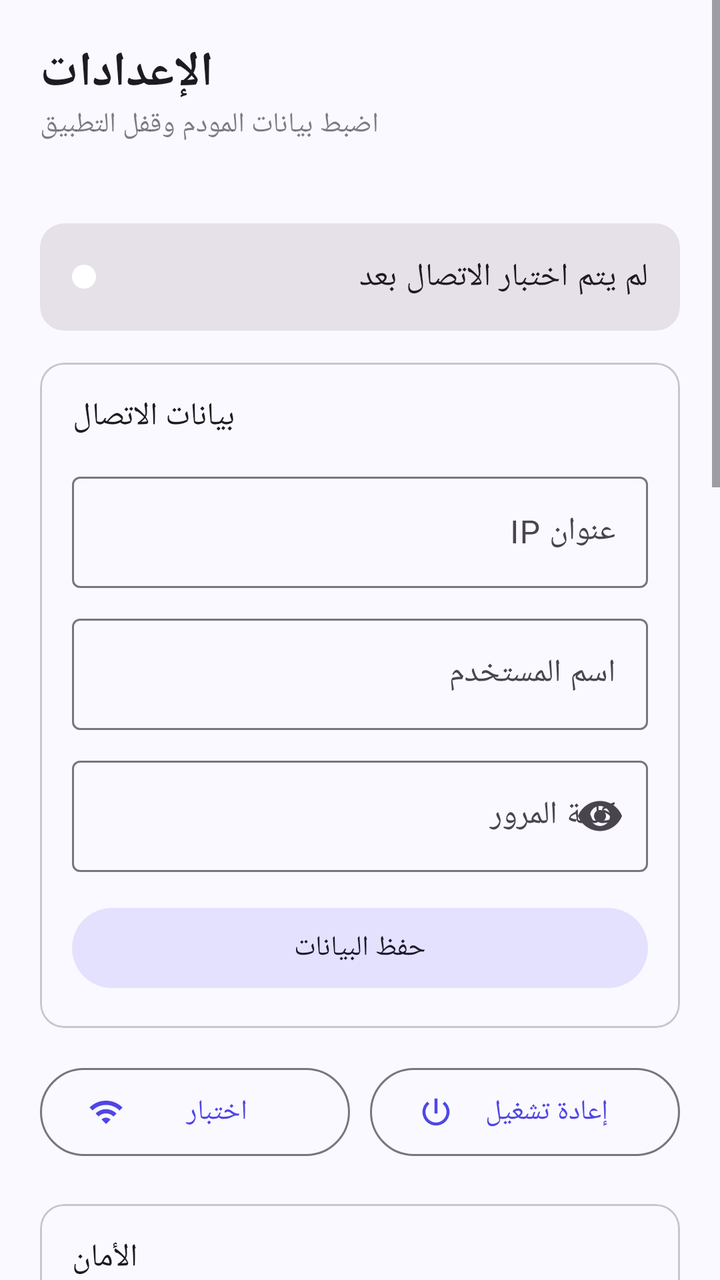
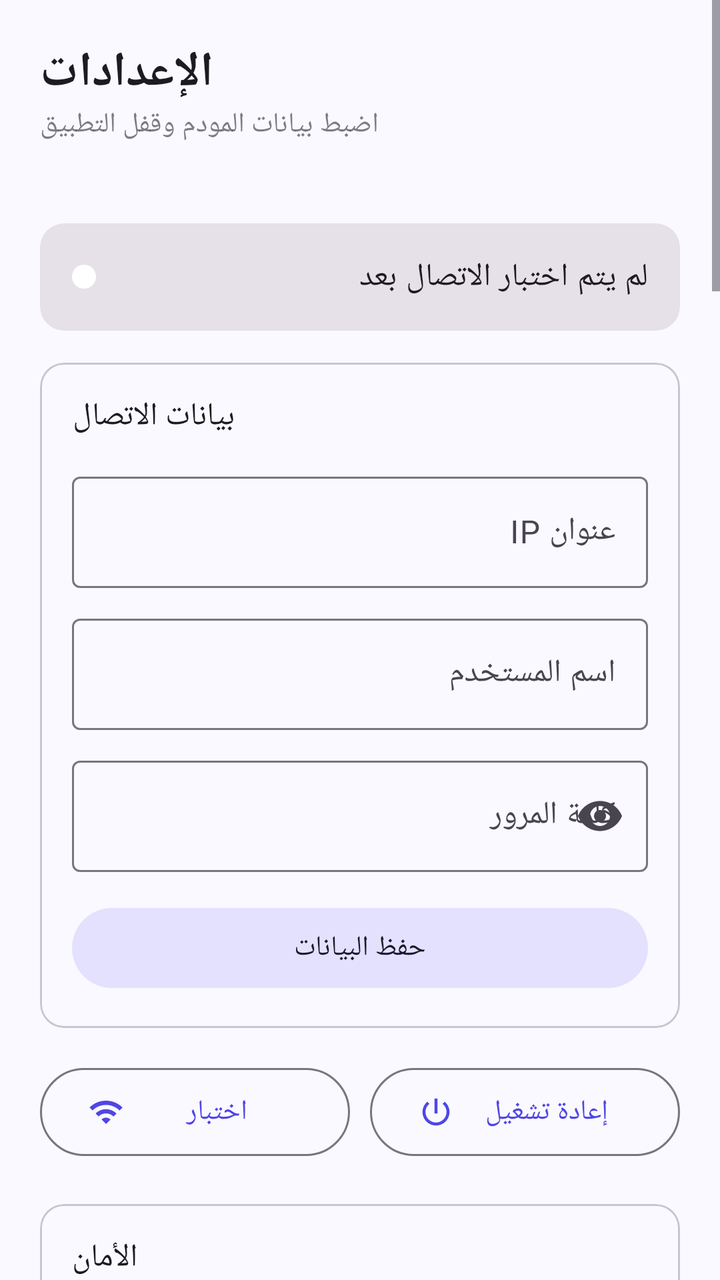

Before-and-after screenshots of an Android layout around one commit, followed by the original layout XML and the change that was made.
<!-- AndroidManifest.xml: application theme Theme.ModemControl -->
<!-- res/layout/activity_settings.xml -->
<?xml version="1.0" encoding="utf-8"?>
<ScrollView xmlns:android="http://schemas.android.com/apk/res/android"
    xmlns:app="http://schemas.android.com/apk/res-auto"
    android:layout_width="match_parent" android:layout_height="match_parent">
    <LinearLayout android:layout_width="match_parent" android:layout_height="wrap_content"
        android:orientation="vertical" android:padding="20dp">
        <TextView android:layout_width="wrap_content" android:layout_height="wrap_content"
            android:text="الإعدادات" android:textAppearance="?attr/textAppearanceHeadlineSmall" android:textStyle="bold" />
        <TextView android:layout_width="wrap_content" android:layout_height="wrap_content"
            android:text="اضبط بيانات المودم وقفل التطبيق" android:alpha="0.7" android:layout_marginBottom="20dp" />
        <com.google.android.material.card.MaterialCardView style="@style/Widget.Material3.CardView.Filled"
            android:layout_width="match_parent" android:layout_height="wrap_content" android:layout_marginTop="20dp">
            <LinearLayout android:layout_width="match_parent" android:layout_height="wrap_content"
                android:gravity="center_vertical" android:orientation="horizontal" android:padding="16dp">
                <View android:id="@+id/statusDot" android:layout_width="12dp" android:layout_height="12dp"
                    android:background="@drawable/shape_dot" />
                <TextView android:id="@+id/tvStatus" android:layout_width="match_parent"
                    android:layout_height="wrap_content" android:layout_marginStart="12dp"
                    android:text="لم يتم اختبار الاتصال بعد" android:textAppearance="?attr/textAppearanceBodyLarge" />
            </LinearLayout>
        </com.google.android.material.card.MaterialCardView>

        <com.google.android.material.card.MaterialCardView style="@style/Widget.Material3.CardView.Outlined"
            android:layout_width="match_parent" android:layout_height="wrap_content" android:layout_marginTop="16dp">
            <LinearLayout android:layout_width="match_parent" android:layout_height="wrap_content"
                android:orientation="vertical" android:padding="16dp">
                <TextView android:layout_width="wrap_content" android:layout_height="wrap_content"
                    android:text="بيانات الاتصال" android:textAppearance="?attr/textAppearanceTitleMedium" />
                <com.google.android.material.textfield.TextInputLayout
                    style="@style/Widget.Material3.TextInputLayout.OutlinedBox"
                    android:layout_width="match_parent" android:layout_height="wrap_content"
                    android:layout_marginTop="14dp" android:hint="عنوان IP">
                    <com.google.android.material.textfield.TextInputEditText android:id="@+id/etIp"
                        android:layout_width="match_parent" android:layout_height="wrap_content"
                        android:inputType="textUri" android:textDirection="ltr" />
                </com.google.android.material.textfield.TextInputLayout>
                <com.google.android.material.textfield.TextInputLayout
                    style="@style/Widget.Material3.TextInputLayout.OutlinedBox"
                    android:layout_width="match_parent" android:layout_height="wrap_content"
                    android:layout_marginTop="10dp" android:hint="اسم المستخدم">
                    <com.google.android.material.textfield.TextInputEditText android:id="@+id/etUser"
                        android:layout_width="match_parent" android:layout_height="wrap_content"
                        android:inputType="text" android:textDirection="ltr" />
                </com.google.android.material.textfield.TextInputLayout>
                <com.google.android.material.textfield.TextInputLayout
                    style="@style/Widget.Material3.TextInputLayout.OutlinedBox"
                    android:layout_width="match_parent" android:layout_height="wrap_content"
                    android:layout_marginTop="10dp" android:hint="كلمة المرور" app:endIconMode="password_toggle">
                    <com.google.android.material.textfield.TextInputEditText android:id="@+id/etPass"
                        android:layout_width="match_parent" android:layout_height="wrap_content"
                        android:inputType="textPassword" android:textDirection="ltr" />
                </com.google.android.material.textfield.TextInputLayout>
                <com.google.android.material.button.MaterialButton android:id="@+id/btnSave"
                    style="@style/Widget.Material3.Button.TonalButton"
                    android:layout_width="match_parent" android:layout_height="wrap_content"
                    android:layout_marginTop="14dp" android:text="حفظ البيانات" />
            </LinearLayout>
        </com.google.android.material.card.MaterialCardView>

        <LinearLayout android:layout_width="match_parent" android:layout_height="wrap_content"
            android:layout_marginTop="16dp" android:orientation="horizontal">
            <com.google.android.material.button.MaterialButton android:id="@+id/btnTest"
                style="@style/Widget.Material3.Button.OutlinedButton"
                android:layout_width="0dp" android:layout_height="52dp" android:layout_weight="1"
                android:layout_marginEnd="5dp" android:text="اختبار" app:icon="@drawable/ic_wifi" />
            <com.google.android.material.button.MaterialButton android:id="@+id/btnReboot"
                style="@style/Widget.Material3.Button.OutlinedButton"
                android:layout_width="0dp" android:layout_height="52dp" android:layout_weight="1"
                android:layout_marginStart="5dp" android:text="إعادة تشغيل" app:icon="@drawable/ic_power" />
        </LinearLayout>
        <com.google.android.material.card.MaterialCardView style="@style/Widget.Material3.CardView.Outlined"
            android:layout_width="match_parent" android:layout_height="wrap_content" android:layout_marginTop="20dp">
            <LinearLayout android:layout_width="match_parent" android:layout_height="wrap_content"
                android:orientation="vertical" android:padding="16dp">
                <TextView android:layout_width="wrap_content" android:layout_height="wrap_content"
                    android:text="الأمان" android:textAppearance="?attr/textAppearanceTitleMedium" />
                <TextView android:id="@+id/tvLock" android:layout_width="wrap_content" android:layout_height="wrap_content"
                    android:layout_marginTop="6dp" android:alpha="0.75" />
                <com.google.android.material.button.MaterialButton android:id="@+id/btnSetPattern"
                    style="@style/Widget.Material3.Button.TonalButton"
                    android:layout_width="match_parent" android:layout_height="wrap_content"
                    android:layout_marginTop="12dp" android:text="تعيين / تغيير النمط" />
                <com.google.android.material.button.MaterialButton android:id="@+id/btnRemovePattern"
                    style="@style/Widget.Material3.Button.TextButton"
                    android:layout_width="match_parent" android:layout_height="wrap_content" android:text="إزالة النمط" />
            </LinearLayout>
        </com.google.android.material.card.MaterialCardView>

        <com.google.android.material.card.MaterialCardView style="@style/Widget.Material3.CardView.Outlined"
            android:layout_width="match_parent" android:layout_height="wrap_content" android:layout_marginTop="16dp">
            <LinearLayout android:layout_width="match_parent" android:layout_height="wrap_content"
                android:orientation="vertical" android:padding="16dp">
                <TextView android:layout_width="wrap_content" android:layout_height="wrap_content"
                    android:text="لوحة المودم" android:textAppearance="?attr/textAppearanceTitleMedium" />
                        <com.google.android.material.materialswitch.MaterialSwitch android:id="@+id/swAutoLogin"
                    android:layout_width="match_parent" android:layout_height="wrap_content"
                    android:text="تسجيل الدخول تلقائياً في اللوحة" />
                <com.google.android.material.materialswitch.MaterialSwitch android:id="@+id/swDesktop"
                    android:layout_width="match_parent" android:layout_height="wrap_content"
                    android:text="عرض نسخة سطح المكتب (ملائمة لحجم الهاتف)" />
                <TextView android:id="@+id/tvWidth" android:layout_width="match_parent" android:layout_height="wrap_content"
                    android:layout_marginTop="8dp" android:alpha="0.75" />
                <com.google.android.material.slider.Slider android:id="@+id/sbWidth"
                    android:layout_width="match_parent" android:layout_height="wrap_content"
                    android:valueFrom="600" android:valueTo="1400" android:stepSize="50" android:value="900" />
            </LinearLayout>
        </com.google.android.material.card.MaterialCardView>

        <com.google.android.material.card.MaterialCardView style="@style/Widget.Material3.CardView.Outlined"
            android:layout_width="match_parent" android:layout_height="wrap_content" android:layout_marginTop="16dp">
            <LinearLayout android:layout_width="match_parent" android:layout_height="wrap_content"
                android:orientation="vertical" android:padding="16dp">
                <TextView android:layout_width="wrap_content" android:layout_height="wrap_content"
                    android:text="الترجمة إلى العربية" android:textAppearance="?attr/textAppearanceTitleMedium" />
                <TextView android:id="@+id/tvModel" android:layout_width="wrap_content" android:layout_height="wrap_content"
                    android:layout_marginTop="6dp" android:alpha="0.75" />
                <com.google.android.material.progressindicator.LinearProgressIndicator android:id="@+id/progModel"
                    android:layout_width="match_parent" android:layout_height="wrap_content"
                    android:layout_marginTop="8dp" android:indeterminate="true" android:visibility="gone" />
                <com.google.android.material.button.MaterialButton android:id="@+id/btnModel"
                    style="@style/Widget.Material3.Button.TonalButton"
                    android:layout_width="match_parent" android:layout_height="wrap_content" android:layout_marginTop="10dp" />
                <com.google.android.material.materialswitch.MaterialSwitch android:id="@+id/swTranslate"
                    android:layout_width="match_parent" android:layout_height="wrap_content"
                    android:layout_marginTop="8dp" android:text="ترجمة لوحة المودم تلقائياً" />
            </LinearLayout>
        </com.google.android.material.card.MaterialCardView>

        <com.google.android.material.card.MaterialCardView style="@style/Widget.Material3.CardView.Outlined"
            android:layout_width="match_parent" android:layout_height="wrap_content" android:layout_marginTop="16dp">
            <LinearLayout android:layout_width="match_parent" android:layout_height="wrap_content"
                android:orientation="vertical" android:padding="16dp">
                <TextView android:layout_width="wrap_content" android:layout_height="wrap_content"
                    android:text="أمر إعادة التشغيل" android:textAppearance="?attr/textAppearanceTitleMedium" />
                <com.google.android.material.textfield.TextInputLayout
                    style="@style/Widget.Material3.TextInputLayout.OutlinedBox"
                    android:layout_width="match_parent" android:layout_height="wrap_content"
                    android:layout_marginTop="12dp" android:hint="المسار (مثل /reboot)">
                    <com.google.android.material.textfield.TextInputEditText android:id="@+id/etPath"
                        android:layout_width="match_parent" android:layout_height="wrap_content"
                        android:inputType="textUri" android:textDirection="ltr" />
                </com.google.android.material.textfield.TextInputLayout>
                <com.google.android.material.textfield.TextInputLayout
                    style="@style/Widget.Material3.TextInputLayout.OutlinedBox"
                    android:layout_width="match_parent" android:layout_height="wrap_content"
                    android:layout_marginTop="10dp" android:hint="الطريقة: GET أو POST">
                    <com.google.android.material.textfield.TextInputEditText android:id="@+id/etMethod"
                        android:layout_width="match_parent" android:layout_height="wrap_content"
                        android:inputType="text" android:textDirection="ltr" />
                </com.google.android.material.textfield.TextInputLayout>
                <com.google.android.material.textfield.TextInputLayout
                    style="@style/Widget.Material3.TextInputLayout.OutlinedBox"
                    android:layout_width="match_parent" android:layout_height="wrap_content"
                    android:layout_marginTop="10dp" android:hint="جسم الطلب (اختياري)">
                    <com.google.android.material.textfield.TextInputEditText android:id="@+id/etBody"
                        android:layout_width="match_parent" android:layout_height="wrap_content"
                        android:inputType="text" android:textDirection="ltr" />
                </com.google.android.material.textfield.TextInputLayout>
                <com.google.android.material.button.MaterialButton android:id="@+id/btnSaveReboot"
                    android:layout_width="match_parent" android:layout_height="wrap_content"
                    android:layout_marginTop="14dp" android:text="حفظ" />
            </LinearLayout>
        </com.google.android.material.card.MaterialCardView>

        <com.google.android.material.button.MaterialButton android:id="@+id/btnDone"
            android:layout_width="match_parent" android:layout_height="56dp" android:layout_marginTop="20dp"
            android:text="حفظ والعودة للوحة المودم" app:icon="@drawable/ic_router" />
    </LinearLayout>
</ScrollView>
<!-- resources referenced by this layout -->
<resources>
  <!-- drawable ic_power (drawable) -->
  <vector xmlns:android="http://schemas.android.com/apk/res/android"
      android:width="24dp" android:height="24dp" android:viewportWidth="24" android:viewportHeight="24"
      android:tint="?attr/colorControlNormal">
      <path android:fillColor="@android:color/white"  android:pathData="M13,3h-2v10h2V3zM17.83,5.17l-1.42,1.42C17.99,7.86 19,9.81 19,12c0,3.87 -3.13,7 -7,7s-7,-3.13 -7,-7c0,-2.19 1.01,-4.14 2.58,-5.42L6.17,5.17C4.23,6.82 3,9.26 3,12c0,4.97 4.03,9 9,9s9,-4.03 9,-9C21,9.26 19.77,6.82 17.83,5.17z" />
  </vector>
  <!-- drawable ic_router (drawable) -->
  <vector xmlns:android="http://schemas.android.com/apk/res/android"
      android:width="24dp" android:height="24dp" android:viewportWidth="24" android:viewportHeight="24"
      android:tint="?attr/colorControlNormal">
      <path android:fillColor="@android:color/white" android:fillType="evenOdd" android:pathData="M5,13h14a2,2 0 0 1 2,2v3a2,2 0 0 1 -2,2H5a2,2 0 0 1 -2,-2v-3a2,2 0 0 1 2,-2zM7.5,16.5m-1,0a1,1 0 1 0 2,0a1,1 0 1 0 -2,0zM11,16.5m-1,0a1,1 0 1 0 2,0a1,1 0 1 0 -2,0zM6,13V6h1.5v7zM16.5,13V6H18v7z" />
  </vector>
  <!-- drawable ic_wifi (drawable) -->
  <vector xmlns:android="http://schemas.android.com/apk/res/android"
      android:width="24dp" android:height="24dp" android:viewportWidth="24" android:viewportHeight="24"
      android:tint="?attr/colorControlNormal">
      <path android:fillColor="@android:color/white"  android:pathData="M1,9l2,2c4.97,-4.97 13.03,-4.97 18,0l2,-2C16.93,2.93 7.08,2.93 1,9zM9,17l3,3 3,-3c-1.65,-1.66 -4.34,-1.66 -6,0zM5,13l2,2c2.76,-2.76 7.24,-2.76 10,0l2,-2C15.14,9.14 8.87,9.14 5,13z" />
  </vector>
  <!-- drawable shape_dot (drawable) -->
  <shape xmlns:android="http://schemas.android.com/apk/res/android" android:shape="oval">
      <solid android:color="#FFFFFF" /><size android:width="12dp" android:height="12dp" />
  </shape>
  <style name="Theme.ModemControl" parent="Theme.Material3.DayNight.NoActionBar">
          <item name="colorPrimary">@color/primary</item>
          <item name="colorOnPrimary">@color/on_primary</item>
          <item name="colorPrimaryContainer">@color/primary_container</item>
          <item name="colorOnPrimaryContainer">@color/on_primary_container</item>
          <item name="colorSecondaryContainer">@color/primary_container</item>
          <item name="colorSurface">@color/surface</item>
          <item name="android:colorBackground">@color/surface</item>
          <item name="android:statusBarColor">@color/surface</item>
          <item name="android:navigationBarColor">@color/surface</item>
          <item name="android:windowLightStatusBar">@bool/light_bars</item>
      </style>
  <color name="primary">#4F46E5</color>
  <color name="on_primary">#FFFFFF</color>
  <color name="primary_container">#E4E1FF</color>
  <color name="on_primary_container">#14106B</color>
  <color name="surface">#FAF9FF</color>
</resources>

<!-- the commit's change to res/layout/activity_settings.xml (unified diff, before → after) -->
@@ -162,6 +162,106 @@
             </LinearLayout>
         </com.google.android.material.card.MaterialCardView>
 
+        <com.google.android.material.card.MaterialCardView style="@style/Widget.Material3.CardView.Outlined"
+            android:layout_width="match_parent" android:layout_height="wrap_content" android:layout_marginTop="16dp">
+            <LinearLayout android:layout_width="match_parent" android:layout_height="wrap_content"
+                android:orientation="vertical" android:padding="16dp">
+                <TextView android:layout_width="wrap_content" android:layout_height="wrap_content"
+                    android:text="قطع الإنترنت عن كل الأجهزة" android:textAppearance="?attr/textAppearanceTitleMedium" />
+                <TextView android:layout_width="match_parent" android:layout_height="wrap_content"
+                    android:layout_marginTop="6dp" android:alpha="0.75"
+                    android:text="يظهر مفتاح في الشاشة الرئيسية يرسل أحد الطلبين التاليين للمودم. اختر طلباً يقطع الإنترنت عن كل الأجهزة الحالية والجديدة (مثل فصل WAN أو وضع القائمة البيضاء الفارغة)." />
+                <TextView android:layout_width="wrap_content" android:layout_height="wrap_content"
+                    android:layout_marginTop="16dp" android:text="طلب القطع (المفتاح = تشغيل)" android:textStyle="bold" />
+                <com.google.android.material.textfield.TextInputLayout
+                    style="@style/Widget.Material3.TextInputLayout.OutlinedBox"
+                    android:layout_width="match_parent" android:layout_height="wrap_content"
+                    android:layout_marginTop="10dp" android:hint="المسار (مثل /api/wan/disconnect)">
+                    <com.google.android.material.textfield.TextInputEditText android:id="@+id/etOnPath"
+                        android:layout_width="match_parent" android:layout_height="wrap_content"
+                        android:inputType="text" android:textDirection="ltr" />
+                </com.google.android.material.textfield.TextInputLayout>
+                <com.google.android.material.textfield.TextInputLayout
+                    style="@style/Widget.Material3.TextInputLayout.OutlinedBox"
+                    android:layout_width="match_parent" android:layout_height="wrap_content"
+                    android:layout_marginTop="10dp" android:hint="الطريقة: GET أو POST">
+                    <com.google.android.material.textfield.TextInputEditText android:id="@+id/etOnMethod"
+                        android:layout_width="match_parent" android:layout_height="wrap_content"
+                        android:inputType="text" android:textDirection="ltr" />
+                </com.google.android.material.textfield.TextInputLayout>
+                <com.google.android.material.textfield.TextInputLayout
+                    style="@style/Widget.Material3.TextInputLayout.OutlinedBox"
+                    android:layout_width="match_parent" android:layout_height="wrap_content"
+                    android:layout_marginTop="10dp" android:hint="جسم الطلب (اختياري)">
+                    <com.google.android.material.textfield.TextInputEditText android:id="@+id/etOnBody"
+                        android:layout_width="match_parent" android:layout_height="wrap_content"
+                        android:inputType="text" android:textDirection="ltr" />
+                </com.google.android.material.textfield.TextInputLayout>
+                <TextView android:layout_width="wrap_content" android:layout_height="wrap_content"
+                    android:layout_marginTop="16dp" android:text="طلب الاستعادة (المفتاح = إيقاف)" android:textStyle="bold" />
+                <com.google.android.material.textfield.TextInputLayout
+                    style="@style/Widget.Material3.TextInputLayout.OutlinedBox"
+                    android:layout_width="match_parent" android:layout_height="wrap_content"
+                    android:layout_marginTop="10dp" android:hint="المسار (مثل /api/wan/connect)">
+                    <com.google.android.material.textfield.TextInputEditText android:id="@+id/etOffPath"
+                        android:layout_width="match_parent" android:layout_height="wrap_content"
+                        android:inputType="text" android:textDirection="ltr" />
+                </com.google.android.material.textfield.TextInputLayout>
+                <com.google.android.material.textfield.TextInputLayout
+                    style="@style/Widget.Material3.TextInputLayout.OutlinedBox"
+                    android:layout_width="match_parent" android:layout_height="wrap_content"
+                    android:layout_marginTop="10dp" android:hint="الطريقة: GET أو POST">
+                    <com.google.android.material.textfield.TextInputEditText android:id="@+id/etOffMethod"
+                        android:layout_width="match_parent" android:layout_height="wrap_content"
+                        android:inputType="text" android:textDirection="ltr" />
+                </com.google.android.material.textfield.TextInputLayout>
+                <com.google.android.material.textfield.TextInputLayout
+                    style="@style/Widget.Material3.TextInputLayout.OutlinedBox"
+                    android:layout_width="match_parent" android:layout_height="wrap_content"
+                    android:layout_marginTop="10dp" android:hint="جسم الطلب (اختياري)">
+                    <com.google.android.material.textfield.TextInputEditText android:id="@+id/etOffBody"
+                        android:layout_width="match_parent" android:layout_height="wrap_content"
+                        android:inputType="text" android:textDirection="ltr" />
+                </com.google.android.material.textfield.TextInputLayout>
+                <com.google.android.material.button.MaterialButton android:id="@+id/btnSaveBlock"
+                    android:layout_width="match_parent" android:layout_height="wrap_content"
+                    android:layout_marginTop="14dp" android:text="حفظ" />
+            </LinearLayout>
+        </com.google.android.material.card.MaterialCardView>
+
+        <com.google.android.material.card.MaterialCardView style="@style/Widget.Material3.CardView.Outlined"
+            android:layout_width="match_parent" android:layout_height="wrap_content" android:layout_marginTop="16dp">
+            <LinearLayout android:layout_width="match_parent" android:layout_height="wrap_content"
+                android:orientation="vertical" android:padding="16dp">
+                <TextView android:layout_width="wrap_content" android:layout_height="wrap_content"
+                    android:text="أجهزة مستثناة من القطع" android:textAppearance="?attr/textAppearanceTitleMedium" />
+                <TextView android:layout_width="match_parent" android:layout_height="wrap_content"
+                    android:layout_marginTop="6dp" android:alpha="0.75"
+                    android:text="تبقى هذه الأجهزة على الإنترنت حتى مع تفعيل المفتاح. ضع {MACS} (مفصولة بفاصلة) أو {MACS_JSON} (مصفوفة JSON) في مسار أو جسم طلب القطع ليُدرجها التطبيق، ويصلح ذلك مع طلب يفعّل فلتر MAC بوضع القائمة البيضاء. لا يصلح مع فصل WAN لأنه يقطع عن الجميع. انسخ عنوان MAC من قائمة الأجهزة في لوحة المودم." />
+                <LinearLayout android:id="@+id/exemptList" android:layout_width="match_parent"
+                    android:layout_height="wrap_content" android:layout_marginTop="10dp" android:orientation="vertical" />
+                <com.google.android.material.textfield.TextInputLayout
+                    style="@style/Widget.Material3.TextInputLayout.OutlinedBox"
+                    android:layout_width="match_parent" android:layout_height="wrap_content"
+                    android:layout_marginTop="10dp" android:hint="اسم الجهاز (اختياري)">
+                    <com.google.android.material.textfield.TextInputEditText android:id="@+id/etExName"
+                        android:layout_width="match_parent" android:layout_height="wrap_content"
+                        android:inputType="text" android:textDirection="ltr" />
+                </com.google.android.material.textfield.TextInputLayout>
+                <com.google.android.material.textfield.TextInputLayout
+                    style="@style/Widget.Material3.TextInputLayout.OutlinedBox"
+                    android:layout_width="match_parent" android:layout_height="wrap_content"
+                    android:layout_marginTop="10dp" android:hint="عنوان MAC (AA:BB:CC:DD:EE:FF)">
+                    <com.google.android.material.textfield.TextInputEditText android:id="@+id/etExMac"
+                        android:layout_width="match_parent" android:layout_height="wrap_content"
+                        android:inputType="textNoSuggestions" android:textDirection="ltr" />
+                </com.google.android.material.textfield.TextInputLayout>
+                <com.google.android.material.button.MaterialButton android:id="@+id/btnAddExempt"
+                    android:layout_width="match_parent" android:layout_height="wrap_content"
+                    android:layout_marginTop="14dp" android:text="إضافة للمستثنين" />
+            </LinearLayout>
+        </com.google.android.material.card.MaterialCardView>
+
         <com.google.android.material.button.MaterialButton android:id="@+id/btnDone"
             android:layout_width="match_parent" android:layout_height="56dp" android:layout_marginTop="20dp"
             android:text="حفظ والعودة للوحة المودم" app:icon="@drawable/ic_router" />
